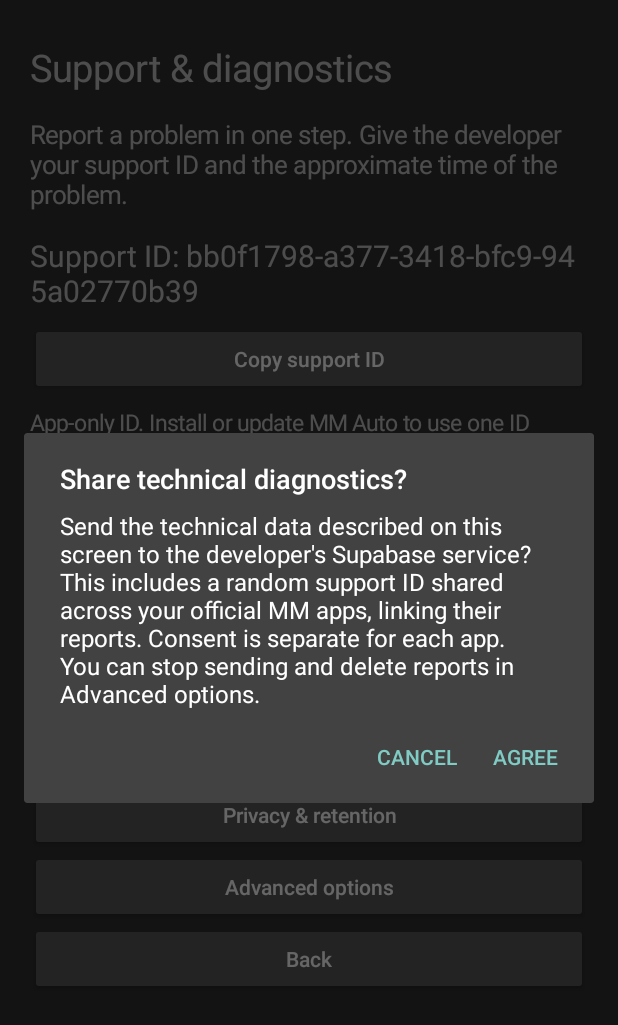
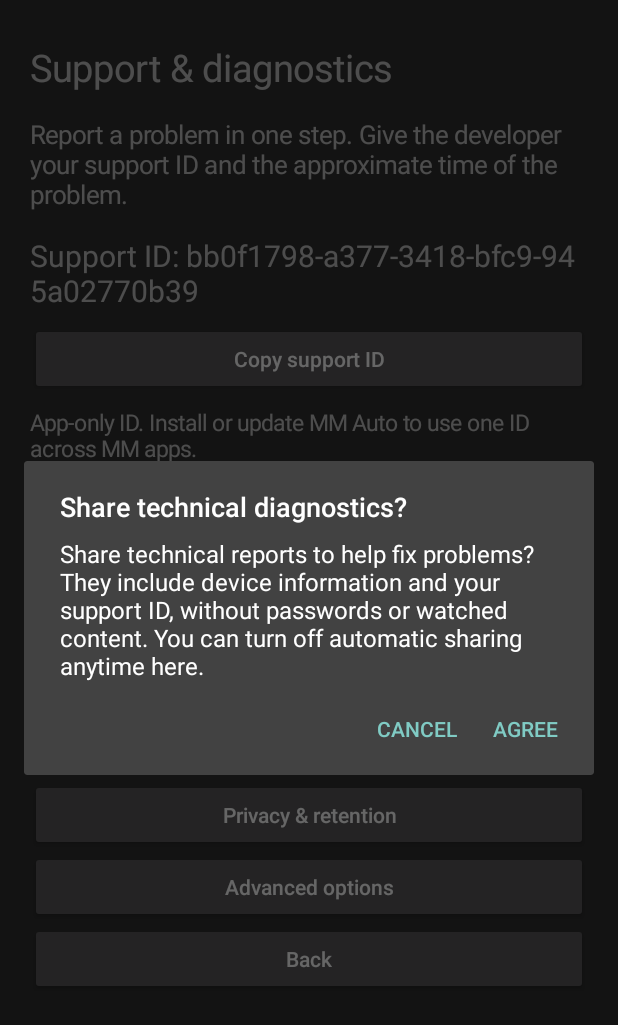
Before and after one commit to moustafamagdi/MagdiIPTV, an Android app: the SupportActivity screen opened directly, with no data from a screen before it, after a tap on "Send report now", on a phone screen of 412 x 824 dp. Shown: the top 1025 px of the screen. Run offline under Robolectric (Android 15) with nearby library versions, the phone set to English and light mode, and no system bars.

Commit message:
Simplify diagnostic notices while retaining full privacy details

```diff
--- a/app/build.gradle
+++ b/app/build.gradle
@@ -4,7 +4,7 @@ android {
  namespace 'com.magdi.iptv'
  compileSdk 36
  buildToolsVersion '36.0.0'
- defaultConfig { applicationId 'com.magdi.iptv'; minSdk 30; targetSdk 36; versionCode 23; versionName '0.1.22-diagnostics-default' }
+ defaultConfig { applicationId 'com.magdi.iptv'; minSdk 30; targetSdk 36; versionCode 24; versionName '0.1.23-support-notice' }
  signingConfigs { personal { storeFile rootProject.file('.private/signing/magdi-release.p12'); storePassword System.getenv('MAGDI_STORE_PASSWORD'); keyAlias 'magdi-mirror'; keyPassword System.getenv('MAGDI_STORE_PASSWORD') } }
  buildTypes { release { if(hasPersonalSigning) signingConfig signingConfigs.personal }; debug { if(hasPersonalSigning) signingConfig signingConfigs.personal } }
  testOptions { unitTests.includeAndroidResources = true }
--- a/app/src/main/java/com/magdi/iptv/SupportActivity.java
+++ b/app/src/main/java/com/magdi/iptv/SupportActivity.java
@@ -19,7 +19,7 @@ public final class SupportActivity extends Activity {
  }
  @Override public void onWindowFocusChanged(boolean focused){super.onWindowFocusChanged(focused);if(focused)SupportNotice.show(this,ar,this::refresh);}
  @Override protected void onResume(){super.onResume();if(id!=null)refresh();}
- private void consent(Runnable action){new AlertDialog.Builder(this).setTitle(t("Share technical diagnostics?","مشاركة التشخيص التقني؟")).setMessage(t("Send the technical data described on this screen to the developer's Supabase service? This includes a random support ID shared across your official MM apps, linking their reports. Consent is separate for each app. You can stop sending and delete reports in Advanced options.","إرسال البيانات التقنية الموضحة في هذه الشاشة إلى خدمة Supabase الخاصة بالمطور؟ يشمل رقم دعم عشوائي مشترك بين تطبيقات MM لربط تقاريرها. الموافقة مستقلة لكل تطبيق. يمكنك إيقاف الإرسال وحذف التقارير من خيارات متقدمة.")).setPositiveButton(t("Agree","موافق"),(d,w)->action.run()).setNegativeButton(t("Cancel","إلغاء"),null).show();}
+ private void consent(Runnable action){new AlertDialog.Builder(this).setTitle(t("Share technical diagnostics?","مشاركة التشخيص التقني؟")).setMessage(t("Share technical reports to help fix problems? They include device information and your support ID, without passwords or watched content. You can turn off automatic sharing anytime here.","مشاركة تقارير تقنية للمساعدة في حل المشاكل؟ تشمل معلومات الجهاز ورقم الدعم، بدون كلمات المرور أو محتوى المشاهدة. يمكنك إيقاف المشاركة التلقائية هنا في أي وقت.")).setPositiveButton(t("Agree","موافق"),(d,w)->action.run()).setNegativeButton(t("Cancel","إلغاء"),null).show();}
  private void refresh(){SupportReporter.info(j->{if(isFinishing()||isDestroyed())return;supportId=j.optString("support_id");id.setText(t("Support ID: ","رقم الدعم: ")+supportId);identityHint.setText(j.optBoolean("shared")?t("Shared across MM apps on this phone. Updates keep this ID.","مشترك بين تطبيقات MM على هذا الموبايل. التحديث لا يغيّر الرقم."):t("App-only ID. Install or update MM Auto to use one ID across MM apps.","رقم خاص بهذا التطبيق. ثبّت أو حدّث MM Auto لتوحيد الرقم بين التطبيقات."));automatic.setChecked(j.optBoolean("enabled"));long sent=j.optLong("last_sent");status.setText(message(j.optString("status"))+(sent>0?"\n"+t("Last delivered: ","آخر وصول ناجح: ")+java.text.DateFormat.getDateTimeInstance().format(new java.util.Date(sent)):""));});}
  private String message(String s){switch(s){case "sent":return t("Report delivered. Share your support ID with the developer.","وصل التقرير. ابعت رقم الدعم للمطور.");case "deleted":return t("This app’s reports were deleted.","تم حذف تقارير هذا التطبيق.");case "limit":return t("Service limit reached. Try later or share manually.","وصلنا لحد الخدمة. جرّب لاحقًا أو شارك يدويًا.");case "failed":return t("Not delivered. Check internet; try again or share manually.","التقرير لم يصل. افحص الإنترنت وجرّب تاني أو شارك يدويًا.");default:return t("No report sent yet.","لم يتم إرسال تقرير بعد.");}}
  private TextView text(String s,int size){TextView v=new TextView(this);v.setText(s);v.setTextSize(size);v.setPadding(0,12,0,12);body.addView(v);return v;}
--- a/app/src/main/java/com/magdi/iptv/SupportNotice.java
+++ b/app/src/main/java/com/magdi/iptv/SupportNotice.java
@@ -23,10 +23,10 @@ final class SupportNotice {
                 return;
             }
             AlertDialog dialog = new AlertDialog.Builder(activity)
-                    .setTitle(ar ? "تقارير التشخيص مفعّلة" : "Diagnostic reports are enabled")
+                    .setTitle(ar ? "المساعدة في تحسين التطبيق" : "Help improve the app")
                     .setMessage(ar
-                            ? "المشاركة التلقائية مفعّلة افتراضيًا للمساعدة في إصلاح المشاكل وتحسين التطبيق فقط.\n\nنرسل أحداثًا تقنية وتوقيتاتها وموديل الجهاز وإصدارات البرامج ورقم دعم عشوائي يربط تقارير تطبيقات MM على هذا الموبايل. لا نرسل كلمات المرور أو بيانات الحساب أو محتوى المشاهدة أو البحث أو روابط البث.\n\nتصل التقارير إلى قاعدة بيانات المطور على Supabase في فرانكفورت، وتُحفظ حتى ٣٠ يومًا. الخدمة تستقبل عنوان IP للاتصال؛ لا نخزّنه في تقارير التشخيص.\n\nالإرسال بحد أقصى محاولة كل ساعتين لكل تطبيق. يمكنك إيقافه الآن أو من «الدعم والتشخيص» في أي وقت، وحذف التقارير المرسلة من الخيارات المتقدمة. كل تطبيق يحتفظ باختياره."
-                            : "Automatic sharing is on by default to diagnose problems and improve the app only.\n\nWe send technical events and their times, device model, software versions and a random support ID linking reports from your MM apps on this phone. We do not send passwords, account details, watched content, searches or stream URLs.\n\nReports go to the developer’s Supabase database in Frankfurt and are kept for up to 30 days. The service receives your IP for the connection; we do not store it in diagnostic reports.\n\nAt most one automatic attempt every 2 hours per app. Turn it off now or anytime in Support & diagnostics. Delete previously sent reports under Advanced options. Each app keeps its own setting.")
+                            ? "مشاركة تقارير تقنية مفعّلة لمساعدتنا في تحسين التطبيق وحل المشاكل. تشمل معلومات الجهاز ورقم الدعم، ولا تشمل كلمات المرور أو محتوى المشاهدة. يمكنك إيقافها الآن أو لاحقًا من الإعدادات."
+                            : "Technical reports are enabled to help us fix problems and improve the app. They include device information and a support ID, but no passwords or watched content. You can turn sharing off now or anytime in Settings.")
                     .setPositiveButton(ar ? "متابعة" : "Continue", (d, w) -> choose(activity, true, changed))
                     .setNegativeButton(ar ? "إيقاف المشاركة" : "Turn off sharing", (d, w) -> choose(activity, false, changed))
                     .setCancelable(false).create();
```
Also changed, not shown: 2 other files.
